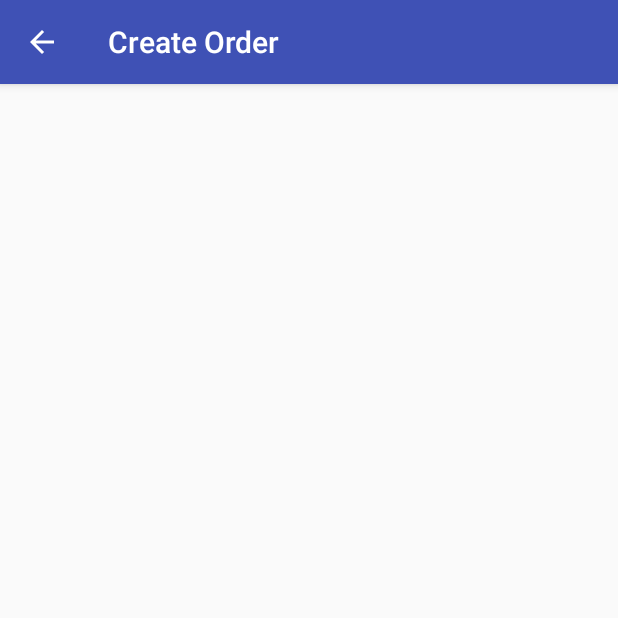
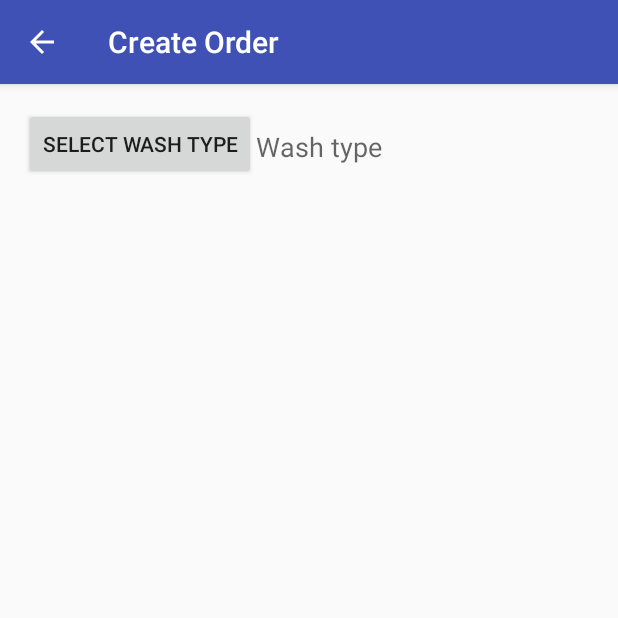
Before and after one commit to washuclub/washu, an Android app: the CustomerCreateOrderActivity screen opened directly, with no data from a screen before it, on a phone screen of 412 x 824 dp, the top half of it. Run offline under Robolectric (Android 15) with nearby library versions, the phone set to English and light mode, and no system bars.

Commit message:
Add wash selection

```diff
--- a/app/src/main/res/layout/content_customer_create_order.xml
+++ b/app/src/main/res/layout/content_customer_create_order.xml
@@ -18,5 +18,29 @@
         android:layout_height="match_parent"
         android:weightSum="1">
 
+        <LinearLayout
+            android:orientation="horizontal"
+            android:layout_width="match_parent"
+            android:layout_height="match_parent">
+
+            <Button
+                style="?android:attr/buttonStyleSmall"
+                android:layout_width="wrap_content"
+                android:layout_height="wrap_content"
+                android:text="Select Wash Type"
+                android:id="@+id/button"
+                android:layout_gravity="center_horizontal"
+                android:onClick="startSelectWashTypeActivity" />
+
+            <TextView
+                android:layout_width="match_parent"
+                android:layout_height="42dp"
+                android:textAppearance="?android:attr/textAppearanceMedium"
+                android:text="Wash type"
+                android:id="@+id/washTypeText"
+                android:layout_marginTop="20px" />
+        </LinearLayout>
+
     </LinearLayout>
+
 </RelativeLayout>
--- a/app/src/main/res/values/strings.xml
+++ b/app/src/main/res/values/strings.xml
@@ -3,4 +3,5 @@
     <string name="action_settings">Settings</string>
     <string name="title_activity_customer">Customer</string>
     <string name="title_activity_customer_create_order">Create Order</string>
+    <string name="title_activity_select_wash_type">SelectWashType</string>
 </resources>
```
Also changed, not shown: app/src/main/AndroidManifest.xml (+14 -5 lines), app/src/main/java/me/cpjk/washu/CustomerCreateOrderActivity.java (+16 -0 lines), app/src/main/java/me/cpjk/washu/SelectWashTypeActivity.java (added, +45 -0 lines), app/src/main/res/layout/activity_select_wash_type.xml (added, +26 -0 lines), app/src/main/res/layout/content_select_wash_type.xml (added, +89 -0 lines).
